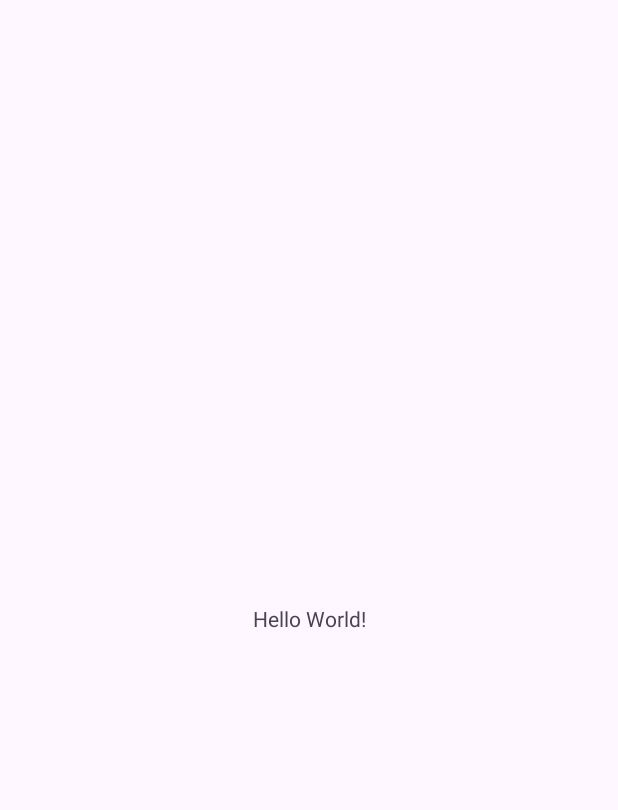
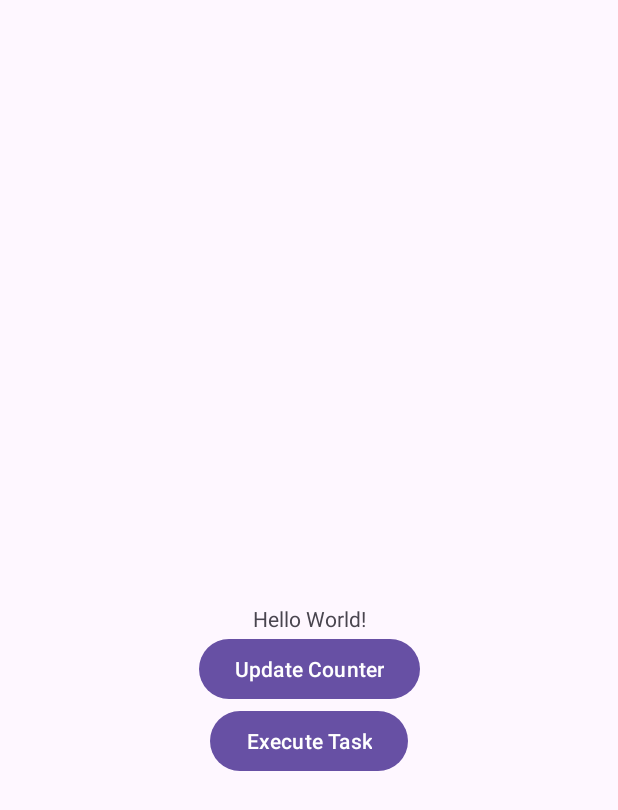
Before and after one commit to shadabhashmi21/coroutine-fundamentals, an Android app: the screen it shows after launch (MainActivity), on a phone screen of 412 x 824 dp. Before the commit the part shown is almost empty. Shown: the top 810 px of the screen. Run offline under Robolectric (Android 15) with nearby library versions, the phone set to English and light mode, and no system bars.

```diff
--- a/app/src/main/java/com/example/coroutinefundamentals/MainActivity.kt
+++ b/app/src/main/java/com/example/coroutinefundamentals/MainActivity.kt
@@ -2,10 +2,68 @@ package com.example.coroutinefundamentals
 
 import androidx.appcompat.app.AppCompatActivity
 import android.os.Bundle
+import android.util.Log
+import android.view.View
+import android.widget.TextView
+import kotlinx.coroutines.CoroutineScope
+import kotlinx.coroutines.Dispatchers
+import kotlinx.coroutines.MainScope
+import kotlinx.coroutines.launch
+import kotlinx.coroutines.yield
 
 class MainActivity : AppCompatActivity() {
+
+    private val tag = "CoroutineTag"
+    private lateinit var counterText: TextView
+    private var counter: Int = 1
     override fun onCreate(savedInstanceState: Bundle?) {
         super.onCreate(savedInstanceState)
         setContentView(R.layout.activity_main)
+        counterText = findViewById(R.id.counter_text)
+
+        CoroutineScope(Dispatchers.Main).launch {
+            task1()
+            task2()
+        }
+        /*CoroutineScope(Dispatchers.Main).launch {
+            task2()
+        }*/
+    }
+
+    /*fun updateCounter(view: View) {
+        counterText.text = counter++.toString();
+    }*/
+    /*private fun executeLongRunningTask() {
+        for (i in 1..10000000000L){
+
+        }
+        Log.d(tag, "Task Completed")
+    }*/
+
+    /*fun executeTaskEfficiently(view: View){
+        CoroutineScope(Dispatchers.IO).launch {
+            Log.d(tag, Thread.currentThread().name)
+            executeLongRunningTask()
+        }
+
+        CoroutineScope(Dispatchers.Main).launch {
+            Log.d(tag, Thread.currentThread().name)
+        }
+
+        CoroutineScope(Dispatchers.Default).launch {
+            Log.d(tag, Thread.currentThread().name)
+        }
+    }*/
+
+    private suspend fun task1(){
+        Log.d(tag, "Task 1 Started")
+        yield()
+        Log.d(tag, "Task 1 Completed")
+    }
+
+    suspend fun task2(){
+        Log.d(tag, "Task 2 Started")
+        yield()
+        Log.d(tag, "Task 2 Completed")
     }
 }
--- a/app/src/main/res/layout/activity_main.xml
+++ b/app/src/main/res/layout/activity_main.xml
@@ -7,6 +7,7 @@
     tools:context=".MainActivity">
 
     <TextView
+        android:id="@+id/counter_text"
         android:layout_width="wrap_content"
         android:layout_height="wrap_content"
         android:text="Hello World!"
@@ -15,4 +16,24 @@
         app:layout_constraintStart_toStartOf="parent"
         app:layout_constraintTop_toTopOf="parent" />
 
+    <Button
+        android:id="@+id/counter_btn"
+        android:text="Update Counter"
+        android:onClick="updateCounter"
+        android:layout_width="wrap_content"
+        android:layout_height="wrap_content"
+        app:layout_constraintEnd_toEndOf="parent"
+        app:layout_constraintStart_toStartOf="parent"
+        app:layout_constraintTop_toBottomOf="@id/counter_text"/>
+
+    <Button
+        android:id="@+id/task_btn"
+        android:text="Execute Task"
+        android:onClick="executeTaskEfficiently"
+        android:layout_width="wrap_content"
+        android:layout_height="wrap_content"
+        app:layout_constraintEnd_toEndOf="parent"
+        app:layout_constraintStart_toStartOf="parent"
+        app:layout_constraintTop_toBottomOf="@id/counter_btn"/>
+
 </androidx.constraintlayout.widget.ConstraintLayout>
```
